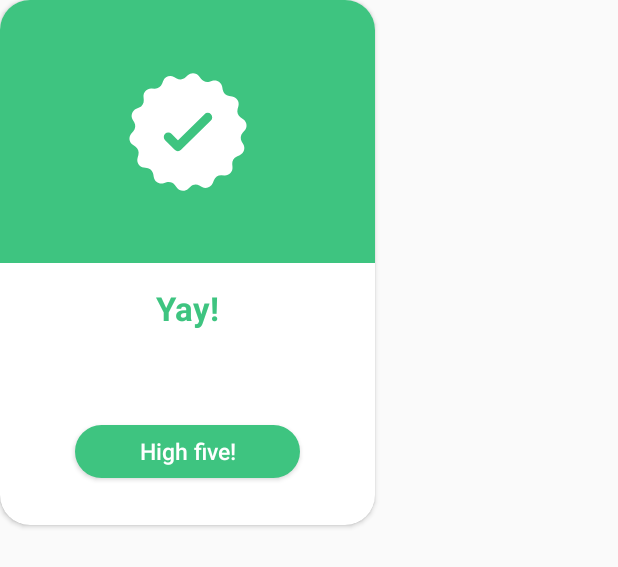
After one commit to Revansiddub/musicapp, an Android app: the layout layout_success_dialog.xml on its own in the app's theme, with its tools: preview values and no code run, on a phone screen of 412 x 824 dp. The commit adds this screen. Shown: the top 567 px of the screen. Run offline under Robolectric (Android 15) with nearby library versions, the phone set to English and light mode, and no system bars.

Commit message:
Done OnBoarding process

```diff
--- a/app/src/main/AndroidManifest.xml
+++ b/app/src/main/AndroidManifest.xml
@@ -50,6 +50,10 @@
             android:name=".modules.select_category.SelectCategoryActivity"
             android:screenOrientation="portrait" />
 
+        <activity
+            android:name=".modules.details.DetailsActivity"
+            android:screenOrientation="portrait" />
+
     </application>
 
 </manifest>
--- a/app/src/main/java/com/gsatechworld/musicapp/modules/welcome/WelcomeActivity.java
+++ b/app/src/main/java/com/gsatechworld/musicapp/modules/welcome/WelcomeActivity.java
@@ -66,6 +66,7 @@ public class WelcomeActivity extends BaseActivity implements OnItemSelectedListe
 
             /*Displaying a view where user can enter his/her area pin code*/
             binding.layoutPinCode.setVisibility(VISIBLE);
+            showKeyboard();
         }
     }
 
@@ -82,6 +83,7 @@ public class WelcomeActivity extends BaseActivity implements OnItemSelectedListe
     public void onOTPComplete(String pinCode) {
         this.pinCode = pinCode;
 
+        hideKeyboard(this);
         checkAvailability();
     }
 
--- /dev/null
+++ b/app/src/main/res/drawable/button_rounded.xml
@@ -0,0 +1,14 @@
+<?xml version="1.0" encoding="utf-8"?>
+<selector xmlns:android="http://schemas.android.com/apk/res/android">
+
+    <item>
+        <shape android:shape="rectangle">
+
+            <corners android:radius="@dimen/size_40dp" />
+            <solid android:color="@color/colorPrimary" />
+
+        </shape>
+
+    </item>
+
+</selector>
--- a/app/src/main/res/layout/activity_select_category.xml
+++ b/app/src/main/res/layout/activity_select_category.xml
@@ -31,7 +31,6 @@
             android:layout_marginStart="@dimen/size_30dp"
             android:layout_marginTop="@dimen/size_5dp"
             android:layout_marginEnd="@dimen/size_20dp"
-            android:text=""
             android:textColor="@color/colorPrimaryDark"
             android:textSize="@dimen/size_15sp"
             android:textStyle="italic"
--- /dev/null
+++ b/app/src/main/res/layout/layout_success_dialog.xml
@@ -0,0 +1,94 @@
+<?xml version="1.0" encoding="utf-8"?>
+<androidx.cardview.widget.CardView xmlns:android="http://schemas.android.com/apk/res/android"
+    xmlns:app="http://schemas.android.com/apk/res-auto"
+    android:layout_width="@dimen/size_250dp"
+    android:layout_height="350dp"
+    app:cardCornerRadius="@dimen/size_20dp"
+    app:cardMaxElevation="@dimen/size_100dp">
+
+    <androidx.constraintlayout.widget.ConstraintLayout
+        android:layout_width="match_parent"
+        android:layout_height="match_parent">
+
+        <androidx.constraintlayout.widget.ConstraintLayout
+            android:id="@+id/layoutImage"
+            android:layout_width="match_parent"
+            android:layout_height="0dp"
+            android:background="#3EC480"
+            app:layout_constraintBottom_toTopOf="@id/layoutTitle"
+            app:layout_constraintEnd_toEndOf="parent"
+            app:layout_constraintStart_toStartOf="parent"
+            app:layout_constraintTop_toTopOf="parent">
+
+            <com.airbnb.lottie.LottieAnimationView
+                android:id="@+id/imageAnimation"
+                android:layout_width="@dimen/size_100dp"
+                android:layout_height="@dimen/size_100dp"
+                android:scaleType="centerCrop"
+                app:layout_constraintBottom_toBottomOf="parent"
+                app:layout_constraintEnd_toEndOf="parent"
+                app:layout_constraintStart_toStartOf="parent"
+                app:layout_constraintTop_toTopOf="parent"
+                app:lottie_autoPlay="true"
+                app:lottie_loop="true"
+                app:lottie_rawRes="@raw/success" />
+
+        </androidx.constraintlayout.widget.ConstraintLayout>
+
+        <androidx.constraintlayout.widget.ConstraintLayout
+            android:id="@+id/layoutTitle"
+            android:layout_width="match_parent"
+            android:layout_height="0dp"
+            app:layout_constraintBottom_toBottomOf="parent"
+            app:layout_constraintEnd_toEndOf="parent"
+            app:layout_constraintStart_toStartOf="parent"
+            app:layout_constraintTop_toBottomOf="@id/layoutImage">
+
+            <TextView
+                android:id="@+id/textTitle"
+                android:layout_width="wrap_content"
+                android:layout_height="wrap_content"
+                android:layout_marginTop="@dimen/size_15dp"
+                android:text="Yay!"
+                android:textColor="#3EC480"
+                android:textSize="@dimen/size_22sp"
+                android:textStyle="bold"
+                app:layout_constraintEnd_toEndOf="parent"
+                app:layout_constraintStart_toStartOf="parent"
+                app:layout_constraintTop_toTopOf="parent" />
+
+            <TextView
+                android:id="@+id/textMessage"
+                android:layout_width="0dp"
+                android:layout_height="wrap_content"
+                android:layout_marginStart="@dimen/size_20dp"
+                android:layout_marginTop="@dimen/size_10dp"
+                android:layout_marginEnd="@dimen/size_20dp"
+                android:gravity="center"
+                android:textColor="@color/md_grey_500"
+                android:textSize="@dimen/size_15sp"
+                app:layout_constraintEnd_toEndOf="parent"
+                app:layout_constraintStart_toStartOf="parent"
+                app:layout_constraintTop_toBottomOf="@id/textTitle" />
+
+            <Button
+                android:id="@+id/buttonOk"
+                android:layout_width="@dimen/size_150dp"
+                android:layout_height="@dimen/size_35dp"
+                android:background="@drawable/button_rounded"
+                android:backgroundTint="#3EC480"
+                android:text="High five!"
+                android:textAllCaps="false"
+                android:textColor="@color/white"
+                android:textSize="@dimen/size_15sp"
+                android:textStyle="normal"
+                app:layout_constraintBottom_toBottomOf="parent"
+                app:layout_constraintEnd_toEndOf="parent"
+                app:layout_constraintStart_toStartOf="parent"
+                app:layout_constraintTop_toBottomOf="@id/textMessage" />
+
+        </androidx.constraintlayout.widget.ConstraintLayout>
+
+    </androidx.constraintlayout.widget.ConstraintLayout>
+
+</androidx.cardview.widget.CardView>
```
Also changed, not shown: app/src/main/java/com/gsatechworld/musicapp/core/base/BaseActivity.java (+23 -0 lines), app/src/main/java/com/gsatechworld/musicapp/modules/details/DetailsActivity.java (added, +208 -0 lines), app/src/main/java/com/gsatechworld/musicapp/modules/select_category/adapter/CategoryAdapter.java (+8 -5 lines), app/src/main/res/drawable/button_rectangle_selected.xml (added, +15 -0 lines), app/src/main/res/drawable/button_rectangle_unselected.xml (added, +15 -0 lines), app/src/main/res/drawable/icon_home.xml (added, +9 -0 lines), app/src/main/res/drawable/icon_institute.xml (added, +9 -0 lines), app/src/main/res/layout/activity_details.xml (added, +227 -0 lines), app/src/main/res/raw/success.json (added, +1 -0 lines), app/src/main/res/raw/success_in_motion.json (added, +1 -0 lines), app/src/main/res/values/strings.xml (+13 -0 lines).
